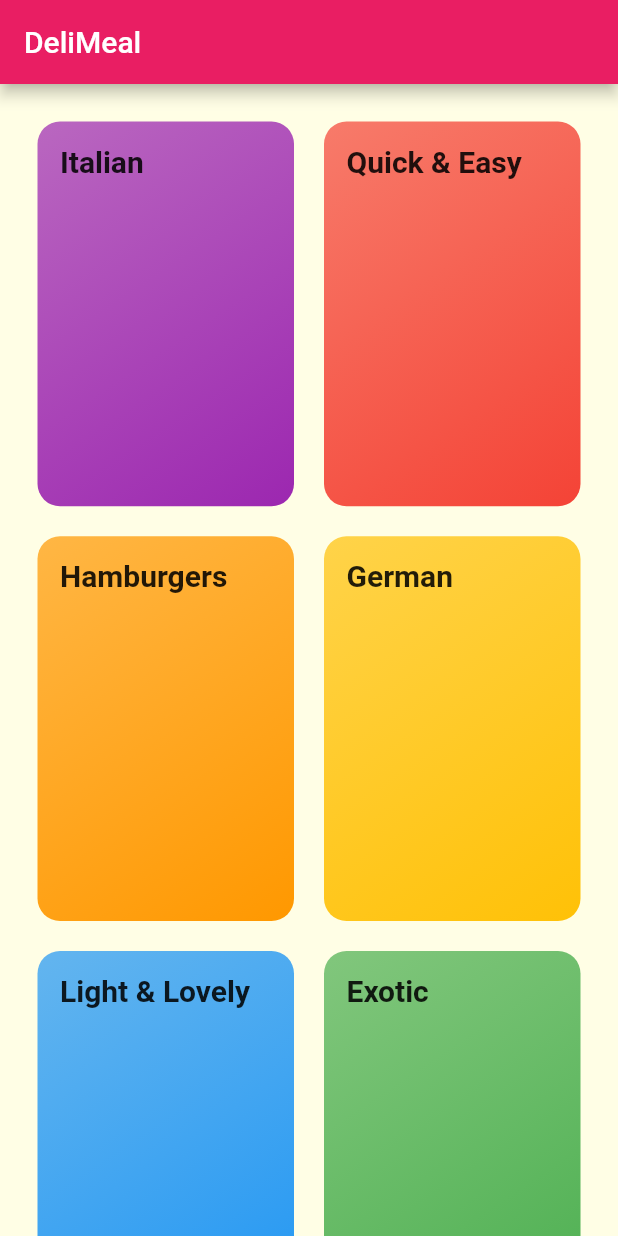
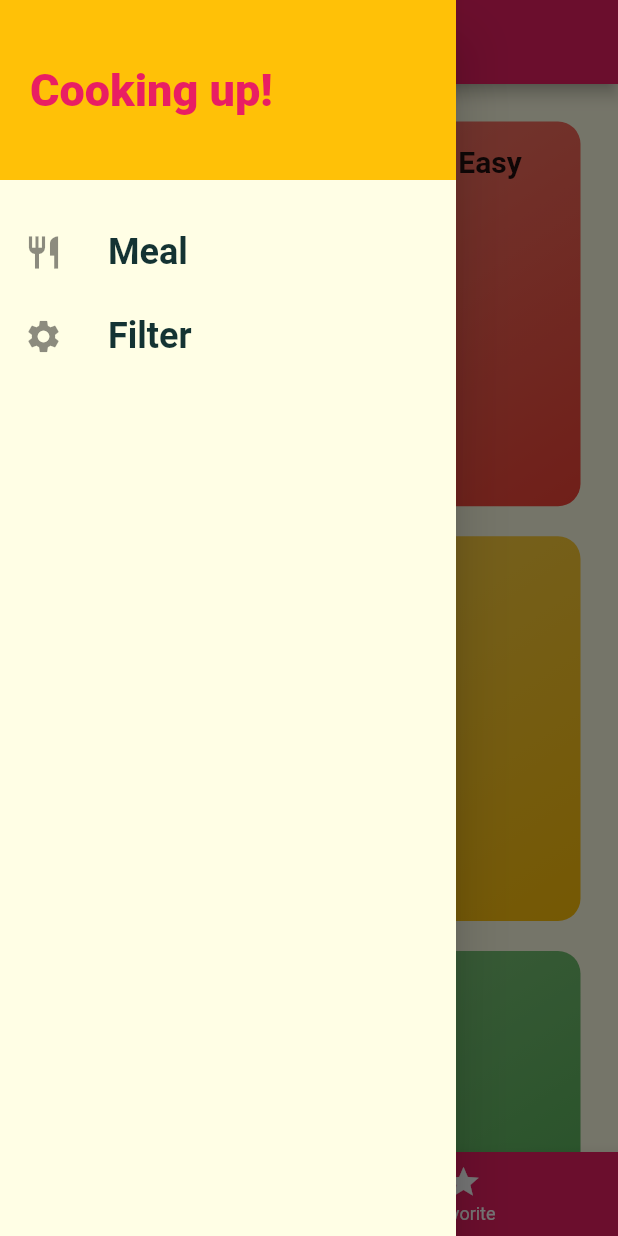
Before and after one commit to ngohongthai/flutter, a Flutter app: the screen it shows after launch, with the side drawer open (before the commit the screen has no drawer), on a phone screen of 412 x 824 dp. Run offline on Flutter 3.47's test engine with Material 2 defaults, Android fonts, the phone set to English and light mode, and no system bars; Roboto replaces fonts that are missing (Raleway, RobotoCondensed).

Commit message:
Updating filter

```diff
--- a/mean_app/lib/main.dart
+++ b/mean_app/lib/main.dart
@@ -1,7 +1,9 @@
 import 'package:flutter/material.dart';
 import 'package:mean_app/screens/categories_screen.dart';
 import 'package:mean_app/screens/category_meal_screen.dart';
+import 'package:mean_app/screens/filter_screen.dart';
 import 'package:mean_app/screens/meal_detail_screen.dart';
+import 'package:mean_app/screens/tab_screen.dart';
 
 void main() {
   runApp(MyApp());
@@ -34,9 +36,10 @@ class MyApp extends StatelessWidget {
       //home: CategoriesScreen(),
       initialRoute: '/',
       routes: {
-        '/': (ctx) => CategoriesScreen(),
+        '/': (ctx) => TabScreen(),
         CategoryMealsScreen.routerName: (ctx) => CategoryMealsScreen(),
-        MealDetailScreen.routerName: (ctx) => MealDetailScreen()
+        MealDetailScreen.routerName: (ctx) => MealDetailScreen(),
+        FiltersScreen.routerName: (ctx) => FiltersScreen()
       },
     );
   }
--- a/mean_app/lib/screens/categories_screen.dart
+++ b/mean_app/lib/screens/categories_screen.dart
@@ -12,11 +12,7 @@ class CategoriesScreen extends StatefulWidget {
 class _CategoriesScreenState extends State<CategoriesScreen> {
   @override
   Widget build(BuildContext context) {
-    return Scaffold(
-      appBar: AppBar(
-        title: const Text('DeliMeal'),
-      ),
-      body: GridView(
+    return GridView(
       padding: EdgeInsets.all(25),
       gridDelegate: SliverGridDelegateWithMaxCrossAxisExtent(
           maxCrossAxisExtent: 200,
@@ -30,7 +26,6 @@ class _CategoriesScreenState extends State<CategoriesScreen> {
                 title: e.title,
               ))
           .toList(),
-      ),
     );
   }
 }
--- a/mean_app/lib/screens/meal_detail_screen.dart
+++ b/mean_app/lib/screens/meal_detail_screen.dart
@@ -78,6 +78,12 @@ class MealDetailScreen extends StatelessWidget {
           ],
         ),
       ),
+      floatingActionButton: FloatingActionButton(
+        child: Icon(Icons.delete),
+        onPressed: () {
+          Navigator.of(context).pop(mealId);
+        },
+      ),
     );
   }
 }
--- /dev/null
+++ b/mean_app/lib/screens/tab_screen.dart
@@ -0,0 +1,54 @@
+import 'package:flutter/material.dart';
+import 'package:mean_app/screens/categories_screen.dart';
+import 'package:mean_app/screens/favorite_sreen.dart';
+import 'package:mean_app/widgets/main_drawer.dart';
+
+class TabScreen extends StatefulWidget {
+  const TabScreen({Key? key}) : super(key: key);
+
+  @override
+  _TabScreenState createState() => _TabScreenState();
+}
+
+class _TabScreenState extends State<TabScreen> {
+  //final List<Widget> _page = [CategoriesScreen(), FavoriteScreen()];
+  final List<Map<String, Object>> _page = [
+    {'page': CategoriesScreen(), 'title': 'Categories'},
+    {'page': FavoriteScreen(), 'title': 'Your Favorites'}
+  ];
+  int _selectedPageIndex = 0;
+  void _selectPage(int index) {
+    setState(() {
+      _selectedPageIndex = index;
+    });
+  }
+
+  @override
+  Widget build(BuildContext context) {
+    return Scaffold(
+      appBar: AppBar(
+        title: Text(_page[_selectedPageIndex]['title'] as String),
+      ),
+      drawer: MainDrawer(),
+      body: _page[_selectedPageIndex]['page'] as Widget,
+      bottomNavigationBar: BottomNavigationBar(
+        items: [
+          BottomNavigationBarItem(
+              backgroundColor: Theme.of(context).primaryColor,
+              icon: Icon(Icons.category),
+              label: 'Categories'),
+          BottomNavigationBarItem(
+              backgroundColor: Theme.of(context).primaryColor,
+              icon: Icon(Icons.star),
+              label: 'Favorite')
+        ],
+        backgroundColor: Theme.of(context).primaryColor,
+        onTap: (index) => _selectPage(index),
+        unselectedItemColor: Colors.white,
+        selectedItemColor: Theme.of(context).accentColor,
+        currentIndex: _selectedPageIndex,
+        type: BottomNavigationBarType.fixed,
+      ),
+    );
+  }
+}
--- /dev/null
+++ b/mean_app/lib/widgets/main_drawer.dart
@@ -0,0 +1,58 @@
+import 'dart:ui';
+import 'package:flutter/material.dart';
+import 'package:mean_app/screens/filter_screen.dart';
+
+class MainDrawer extends StatelessWidget {
+  const MainDrawer({Key? key}) : super(key: key);
+
+  Widget buildListTitle(String title, IconData icon, VoidCallback tabHandler) {
+    return ListTile(
+      leading: Icon(
+        icon,
+        size: 26,
+      ),
+      title: Text(
+        title,
+        style: TextStyle(
+            fontFamily: 'RobotoCondensed',
+            fontSize: 24,
+            fontWeight: FontWeight.bold),
+      ),
+      onTap: tabHandler,
+    );
+  }
+
+  @override
+  Widget build(BuildContext context) {
+    return Drawer(
+      child: Column(
+        children: [
+          Container(
+            height: 120,
+            width: double.infinity,
+            padding: EdgeInsets.all(20),
+            alignment: Alignment.centerLeft,
+            color: Theme.of(context).accentColor,
+            child: Text(
+              'Cooking up!',
+              style: TextStyle(
+                  fontWeight: FontWeight.w900,
+                  fontSize: 30,
+                  color: Theme.of(context).primaryColor),
+            ),
+          ),
+          SizedBox(
+            height: 20,
+          ),
+          buildListTitle('Meal', Icons.restaurant, () {
+            Navigator.of(context).pushReplacementNamed('/');
+          }),
+          buildListTitle('Filter', Icons.settings, () {
+            Navigator.of(context)
+                .pushReplacementNamed(FiltersScreen.routerName);
+          })
+        ],
+      ),
+    );
+  }
+}
```
Also changed, not shown: mean_app/lib/screens/category_meal_screen.dart (+40 -11 lines), mean_app/lib/screens/favorite_sreen.dart (added, +12 -0 lines), mean_app/lib/screens/filter_screen.dart (added, +30 -0 lines), mean_app/lib/widgets/meal_item.dart (+8 -2 lines). Lines whose indentation alone changed are shown as unchanged.
